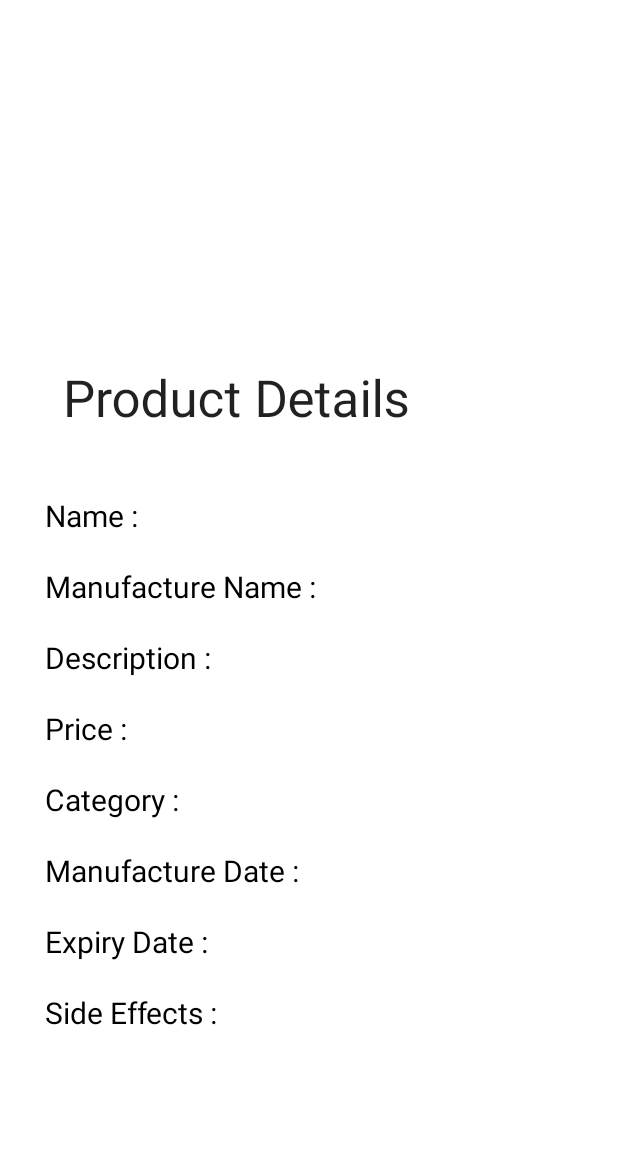
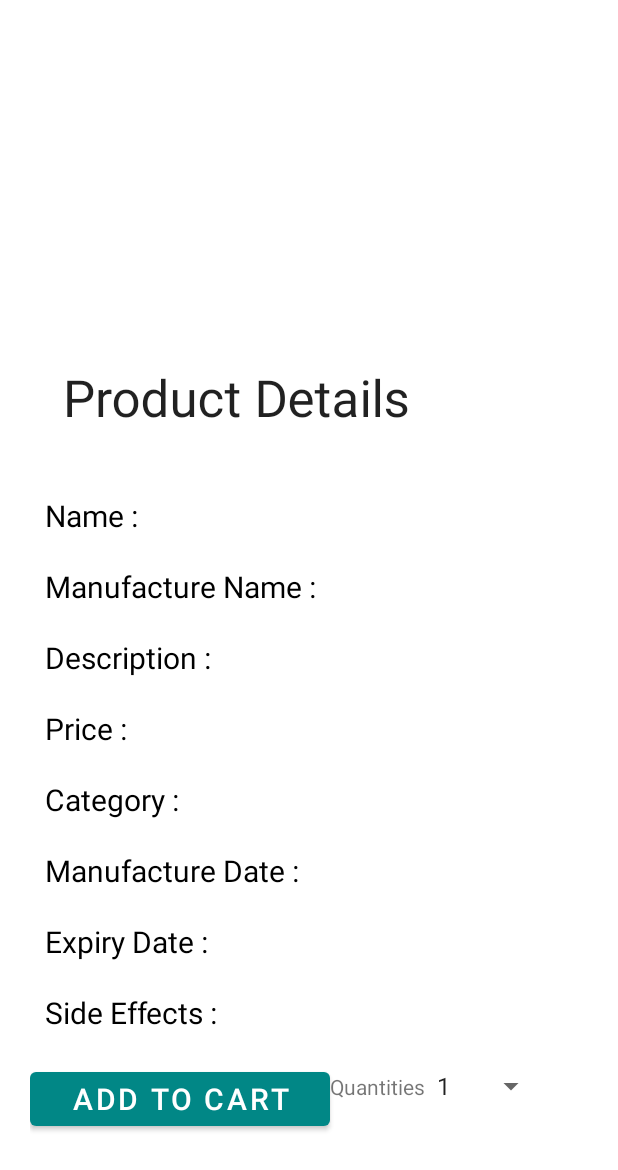
Before and after one commit to PritiShar/Pharmeds, an Android app: the MedicineActivity screen opened directly, with no data from a screen before it, on a phone screen of 412 x 824 dp. Shown: the top 1170 px of the screen. Run offline under Robolectric (Android 15) with nearby library versions, the phone set to English and light mode, and no system bars; our stand-ins replace Firebase (no records; nobody signed in at launch, a user with empty details on screens opened directly); 1 statement that could not run was skipped.

Commit message:
add to cart

```diff
--- a/app/src/main/AndroidManifest.xml
+++ b/app/src/main/AndroidManifest.xml
@@ -16,6 +16,9 @@
         android:supportsRtl="true"
         android:theme="@style/Theme.Pharmeds"
         tools:targetApi="31">
+        <activity
+            android:name=".Addtocart"
+            android:exported="false" />
         <activity
             android:name=".offerupload"
             android:exported="false" />
@@ -66,7 +69,7 @@
             android:exported="false" />
         <activity
             android:name=".HomeMainActivity"
-            android:exported="false" />
+            android:exported="true"/>
         <activity
             android:name=".signinwithphonenumber"
             android:exported="false" />
--- a/app/src/main/java/com/priti/Pharmeds/MedicineActivity.java
+++ b/app/src/main/java/com/priti/Pharmeds/MedicineActivity.java
@@ -1,20 +1,36 @@
 package com.priti.Pharmeds;
 
+import androidx.annotation.NonNull;
 import androidx.appcompat.app.ActionBar;
 import androidx.appcompat.app.AppCompatActivity;
 import androidx.appcompat.widget.Toolbar;
 
+import android.content.Intent;
 import android.graphics.Bitmap;
 import android.graphics.BitmapFactory;
 import android.graphics.drawable.BitmapDrawable;
 import android.os.Bundle;
+import android.view.View;
+import android.widget.Button;
 import android.widget.ImageView;
+import android.widget.Spinner;
 import android.widget.TextView;
+import android.widget.Toast;
+
+import com.google.android.gms.tasks.OnFailureListener;
+import com.google.android.gms.tasks.OnSuccessListener;
+import com.google.firebase.database.DataSnapshot;
+import com.google.firebase.database.DatabaseError;
+import com.google.firebase.database.DatabaseReference;
+import com.google.firebase.database.FirebaseDatabase;
+import com.google.firebase.database.ValueEventListener;
 
 public class MedicineActivity extends AppCompatActivity {
     TextView medname,medmfg,meddesc,price,category,mfgdate,expdate,sideeffects;
     Bitmap bitmap;
     ImageView imageView;
+    Button addtocart,placenow;
+    private DatabaseReference mDatabase= FirebaseDatabase.getInstance().getReference("Cart");
     @Override
     protected void onCreate(Bundle savedInstanceState) {
         super.onCreate(savedInstanceState);
@@ -29,6 +45,9 @@ public class MedicineActivity extends AppCompatActivity {
 //        //set back button in action bar
 //        actionBar.setDisplayHomeAsUpEnabled(true);
 //        actionBar.setDisplayShowHomeEnabled(true);
+        Spinner spinner = findViewById(R.id.quantity);
+        String qtext = spinner.getSelectedItem().toString();
+
         imageView = findViewById(R.id.medimage);
         medname =findViewById(R.id.textView5);
         medmfg = findViewById(R.id.textView6);
@@ -38,7 +57,7 @@ public class MedicineActivity extends AppCompatActivity {
         mfgdate=findViewById(R.id.textView10);
         expdate=findViewById(R.id.textView11);
         sideeffects=findViewById(R.id.textView12);
-
+        addtocart=findViewById(R.id.addtocart);
         byte[] bytes = getIntent().getByteArrayExtra("image");
         Bitmap bmp = BitmapFactory.decodeByteArray(bytes, 0, bytes.length);
         medname.setText(getIntent().getStringExtra("medname"));
@@ -49,13 +68,62 @@ public class MedicineActivity extends AppCompatActivity {
         mfgdate.setText(getIntent().getStringExtra("mfgdate"));
         expdate.setText(getIntent().getStringExtra("expdate"));
         String sd = getIntent().getStringExtra("sideffect");
+        String fileurl = getIntent().getStringExtra("fileurl");
+        String pname = getIntent().getStringExtra("medname");
+        String preprodname = pname;
+        String price = getIntent().getStringExtra("price");
         sideeffects.setText(sd);
 
         imageView.setImageBitmap(bmp);
         bitmap = ((BitmapDrawable)imageView.getDrawable()).getBitmap();
+        addtocart.setOnClickListener(new View.OnClickListener() {
+            @Override
+            public void onClick(View v) {
+                //existed node update
+//                FirebaseDatabase.getInstance().getReference("Cart")
+//                        .orderByChild("pname")
+//                        .equalTo(pname)
+//                        .addListenerForSingleValueEvent(new ValueEventListener() {
+//                            @Override
+//                            public void onDataChange(@NonNull DataSnapshot snapshot) {
+//                                for (DataSnapshot cartItemSnapshot : snapshot.getChildren()) {
+//                                    String cartuid = cartItemSnapshot.getKey();
+//                                    updateCartItemQuantity(cartuid, qtext); // replace with the new quantity
+//                                }
+//                            }
+//
+//                            @Override
+//                            public void onCancelled(@NonNull DatabaseError error) {
+//                                // query cancelled or failed
+//                            }
+//                        });
+                //new node add
+                CartModel cm = new CartModel(fileurl,pname,qtext,price);
+                String cartuid = mDatabase.push().getKey();
+                mDatabase.child(cartuid).setValue(cm);
+                Toast.makeText(activity, "Added successfully to cart", Toast.LENGTH_SHORT).show();
 
+            }
+        });
+    }
 
+    private void updateCartItemQuantity(String cartuid, String newQuantity) {
+        DatabaseReference cartItemRef = FirebaseDatabase.getInstance().getReference("Cart").child(cartuid);
+        cartItemRef.child("quantity").setValue(String.valueOf(newQuantity))
+                .addOnSuccessListener(new OnSuccessListener<Void>() {
+                    @Override
+                    public void onSuccess(Void aVoid) {
+                        // update successful
+                    }
+                })
+                .addOnFailureListener(new OnFailureListener() {
+                    @Override
+                    public void onFailure(@NonNull Exception e) {
+                        // update failed
+                    }
+                });
     }
+
     @Override
     public boolean onSupportNavigateUp() {
         onBackPressed();
--- a/app/src/main/java/com/priti/Pharmeds/Medicinerecyclerview.java
+++ b/app/src/main/java/com/priti/Pharmeds/Medicinerecyclerview.java
@@ -111,6 +111,7 @@ public class Medicinerecyclerview extends AppCompatActivity {
                         mBitmap.compress(Bitmap.CompressFormat.PNG, 100, stream);
                         byte[] bytes = stream.toByteArray();
                         intent.putExtra("image", bytes);
+                        intent.putExtra("fileurl",model.getFileurl());
                         intent.putExtra("medname", medicineName.getText().toString());
                         intent.putExtra("mfgname", mfgname1.getText().toString());
                         intent.putExtra("meddes", model.getMeddescription());
--- a/app/src/main/res/layout/activity_medicine.xml
+++ b/app/src/main/res/layout/activity_medicine.xml
@@ -197,6 +197,29 @@
                 android:textColor="@color/black"
                />
         </LinearLayout>
+        <LinearLayout
+            android:layout_width="match_parent"
+            android:layout_height="wrap_content"
+            android:orientation="horizontal">
+            <Button
+                android:id="@+id/addtocart"
+                android:layout_width="200dp"
+                android:layout_height="wrap_content"
+                android:text="Add to cart"
+                android:textSize="20sp"
+                android:layout_marginTop="10dp"/>
+            <TextView
+                android:layout_width="wrap_content"
+                android:layout_height="wrap_content"
+                android:text="Quantities"/>
+
+            <Spinner
+                android:id="@+id/quantity"
+                android:layout_width="wrap_content"
+                android:layout_height="wrap_content"
+                android:entries="@array/quant"/>
+
+        </LinearLayout>
     </LinearLayout>
     </androidx.core.widget.NestedScrollView>
 </androidx.coordinatorlayout.widget.CoordinatorLayout>
--- a/app/src/main/res/values/strings.xml
+++ b/app/src/main/res/values/strings.xml
@@ -67,5 +67,18 @@
         <item>No</item>
     </string-array>
 
+    <string-array name="quant">
+        <item>1</item>
+        <item>2</item>
+        <item>3</item>
+        <item>4</item>
+        <item>5</item>
+        <item>6</item>
+        <item>7</item>
+        <item>8</item>
+        <item>9</item>
+        <item>10</item>
+    </string-array>
+
 
 </resources>
```
Also changed, not shown: app/src/main/java/com/priti/Pharmeds/Addtocart.java (added, +58 -0 lines), app/src/main/java/com/priti/Pharmeds/Addtocartadapter.java (added, +57 -0 lines), app/src/main/java/com/priti/Pharmeds/CartModel.java (added, +31 -0 lines), app/src/main/java/com/priti/Pharmeds/Homefragment.java (+7 -1 lines), app/src/main/res/layout/activity_addtocart.xml (added, +23 -0 lines), app/src/main/res/layout/cartrow.xml (added, +79 -0 lines).
